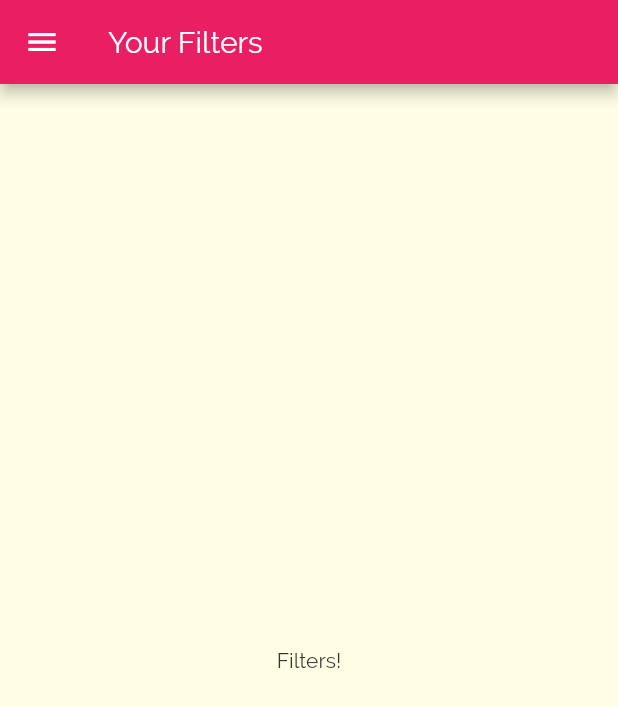
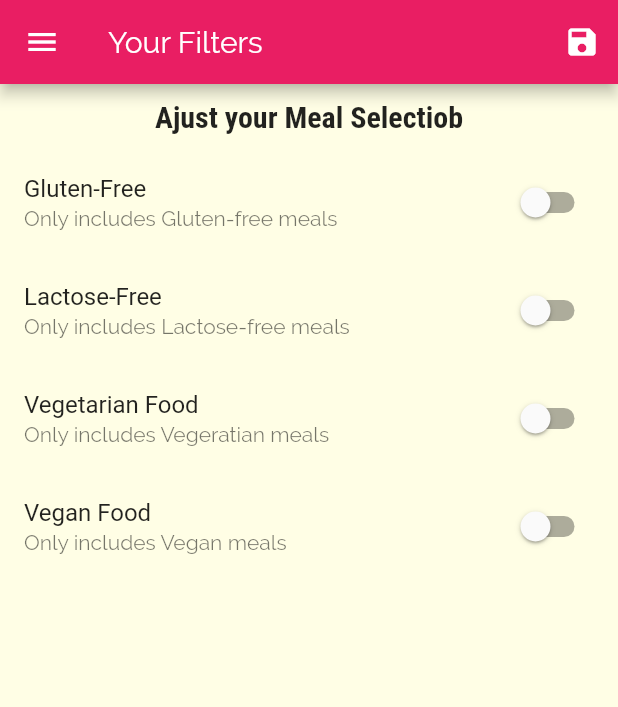
Before and after one commit to joseantoniobg/meals-app, a Flutter app: the FiltersScreen screen opened by its route, on a phone screen of 412 x 824 dp. Shown: the top 707 px of the screen. Run offline on Flutter 3.47's test engine with Material 2 defaults, Android fonts, the phone set to English and light mode, and no system bars.

Commit message:
Filters screen and favorites screen

```diff
--- a/lib/main.dart
+++ b/lib/main.dart
@@ -1,10 +1,11 @@
 import 'package:flutter/material.dart';
-
+import './dummy-data.dart';
 import './screens/filters_screen.dart';
 import './screens/tabs_screen.dart';
 import './screens/meal_detail_screen.dart';
 import './screens/category_meals_screen.dart';
 import './screens/categories_screen.dart';
+import './models/meal.dart';
 
 void main() {
   runApp(MyApp());
@@ -17,6 +18,37 @@ class MyApp extends StatefulWidget {
 }
 
 class _MyAppState extends State<MyApp> {
+  Map<String, bool> _filters = {
+    'gluten': false,
+    'lactose': false,
+    'vegan': false,
+    'vegetarian': false,
+  };
+
+  List<Meal> _filteredMeals = DUMMY_MEALS;
+  List<Meal> _favoritedMeals = [];
+
+  void _setFilters(Map<String, bool> filteredData) {
+    setState(() {
+      _filters = filteredData;
+      _filteredMeals = DUMMY_MEALS.where((meal) {
+        if (_filters['gluten'] && !meal.isGlutenFree) {
+          return false;
+        }
+        if (_filters['lactose'] && !meal.isLactoseFree) {
+          return false;
+        }
+        if (_filters['vegan'] && !meal.isVegan) {
+          return false;
+        }
+        if (_filters['vegetarian'] && !meal.isVegetarian) {
+          return false;
+        }
+        return true;
+      }).toList();
+    });
+  }
+
   @override
   Widget build(BuildContext context) {
     return MaterialApp(
@@ -45,10 +77,11 @@ class _MyAppState extends State<MyApp> {
       //home: CategoriesScreen(),
       initialRoute: '/',
       routes: {
-        '/': (ctx) => TabsScreen(),
-        CategoryMealsScreen.routeName: (ctx) => CategoryMealsScreen(),
+        '/': (ctx) => TabsScreen(_favoritedMeals),
+        CategoryMealsScreen.routeName: (ctx) =>
+            CategoryMealsScreen(_filteredMeals),
         MealDetailScreen.routeName: (ctx) => MealDetailScreen(),
-        FiltersScreen.routeName: (ctx) => FiltersScreen(),
+        FiltersScreen.routeName: (ctx) => FiltersScreen(_setFilters, _filters),
       },
       //for dynamic routes and so on...
       // onGenerateRoute: (settings) {
--- a/lib/screens/filters_screen.dart
+++ b/lib/screens/filters_screen.dart
@@ -1,19 +1,111 @@
 import 'package:flutter/material.dart';
 import '../widgets/main_drawer.dart';
 
-class FiltersScreen extends StatelessWidget {
+class FiltersScreen extends StatefulWidget {
   static const routeName = '/filters';
+
+  final Function saveFilters;
+  final Map<String, bool> filters;
+  FiltersScreen(this.saveFilters, this.filters);
+
+  @override
+  _FiltersScreenState createState() => _FiltersScreenState();
+}
+
+class _FiltersScreenState extends State<FiltersScreen> {
+  bool _glutenFree = false;
+  bool _vegetarian = false;
+  bool _vegan = false;
+  bool _lactoseFree = false;
+
+  @override
+  void initState() {
+    _glutenFree = widget.filters['gluten'];
+    _vegetarian = widget.filters['vegetarian'];
+    _vegan = widget.filters['vegan'];
+    _lactoseFree = widget.filters['lactose'];
+
+    super.initState();
+  }
+
+  Widget _buildFilterOption(
+      String title, String subtitle, bool value, Function update) {
+    return SwitchListTile(
+      title: Text(title),
+      value: value,
+      subtitle: Text(subtitle),
+      onChanged: update,
+    );
+  }
 
   @override
   Widget build(BuildContext context) {
     return Scaffold(
-      appBar: AppBar(
-        title: Text('Your Filters'),
-      ),
-      drawer: MainDrawer(),
-      body: Center(
-        child: Text('Filters!'),
-      ),
-    );
+        appBar: AppBar(
+          title: Text('Your Filters'),
+          actions: [
+            IconButton(
+              icon: Icon(Icons.save),
+              onPressed: () {
+                final selectedFilters = {
+                  'gluten': _glutenFree,
+                  'lactose': _lactoseFree,
+                  'vegan': _vegan,
+                  'vegetarian': _vegetarian,
+                };
+                widget.saveFilters(selectedFilters);
+              },
+            )
+          ],
+        ),
+        drawer: MainDrawer(),
+        body: Column(
+          children: [
+            Container(
+              padding: EdgeInsets.all(10),
+              child: Text(
+                'Ajust your Meal Selectiob',
+                style: Theme.of(context).textTheme.headline6,
+              ),
+            ),
+            Expanded(
+              child: ListView(
+                children: [
+                  _buildFilterOption(
+                      'Gluten-Free',
+                      'Only includes Gluten-free meals',
+                      _glutenFree, (newvalue) {
+                    setState(() {
+                      _glutenFree = newvalue;
+                    });
+                  }),
+                  _buildFilterOption(
+                      'Lactose-Free',
+                      'Only includes Lactose-free meals',
+                      _lactoseFree, (newvalue) {
+                    setState(() {
+                      _lactoseFree = newvalue;
+                    });
+                  }),
+                  _buildFilterOption(
+                      'Vegetarian Food',
+                      'Only includes Vegeratian meals',
+                      _vegetarian, (newvalue) {
+                    setState(() {
+                      _vegetarian = newvalue;
+                    });
+                  }),
+                  _buildFilterOption(
+                      'Vegan Food', 'Only includes Vegan meals', _vegan,
+                      (newvalue) {
+                    setState(() {
+                      _vegan = newvalue;
+                    });
+                  }),
+                ],
+              ),
+            ),
+          ],
+        ));
   }
 }
```
Also changed, not shown: lib/screens/category_meals_screen.dart (+14 -3 lines), lib/screens/favorites_screen.dart (+32 -1 lines), lib/screens/tabs_screen.dart (+14 -3 lines).
